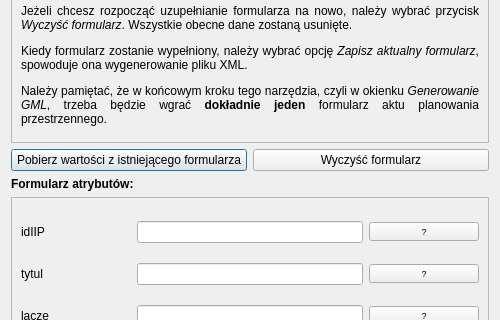
First picture: the form in modules/app/views/ui/formularz_wektor_dialog_base.ui, repository envirosolutionspl/wtyczka_qgis_app, before the edit; both pictures show x 0 to 500 and y 126 to 446 of the 500 by 600 pixel window.
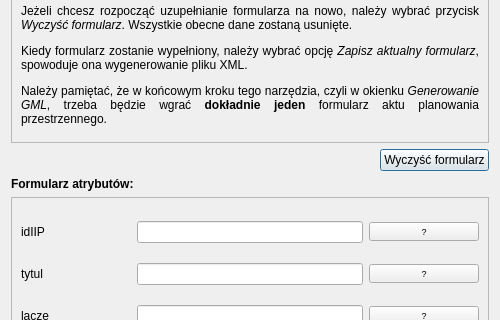
Second picture: the form after the edit.

Commit message: aktualizacja okienka metadanych, walidacji oraz formularza app

The edit to the form file:
```diff
--- a/modules/app/views/ui/formularz_wektor_dialog_base.ui
+++ b/modules/app/views/ui/formularz_wektor_dialog_base.ui
@@ -75,11 +75,17 @@
      <item>
       <layout class="QHBoxLayout" name="horizontalLayout_2">
        <item>
-        <widget class="QPushButton" name="getValues_btn">
-         <property name="text">
-          <string>Pobierz wartości z istniejącego formularza</string>
+        <spacer name="horizontalSpacer_2">
+         <property name="orientation">
+          <enum>Qt::Horizontal</enum>
          </property>
-        </widget>
+         <property name="sizeHint" stdset="0">
+          <size>
+           <width>40</width>
+           <height>20</height>
+          </size>
+         </property>
+        </spacer>
        </item>
        <item>
         <widget class="QPushButton" name="clear_btn">
```
Left out of the diff: 8 changed lines with no effect on the pictures. The commit also changes 6 other files.
